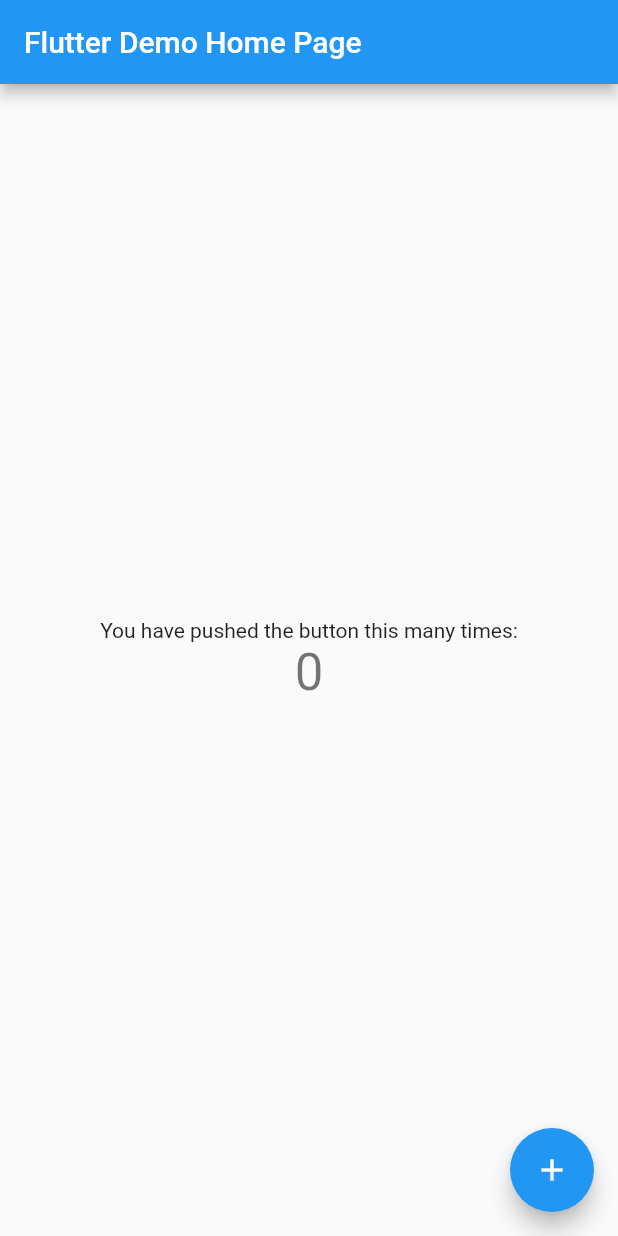
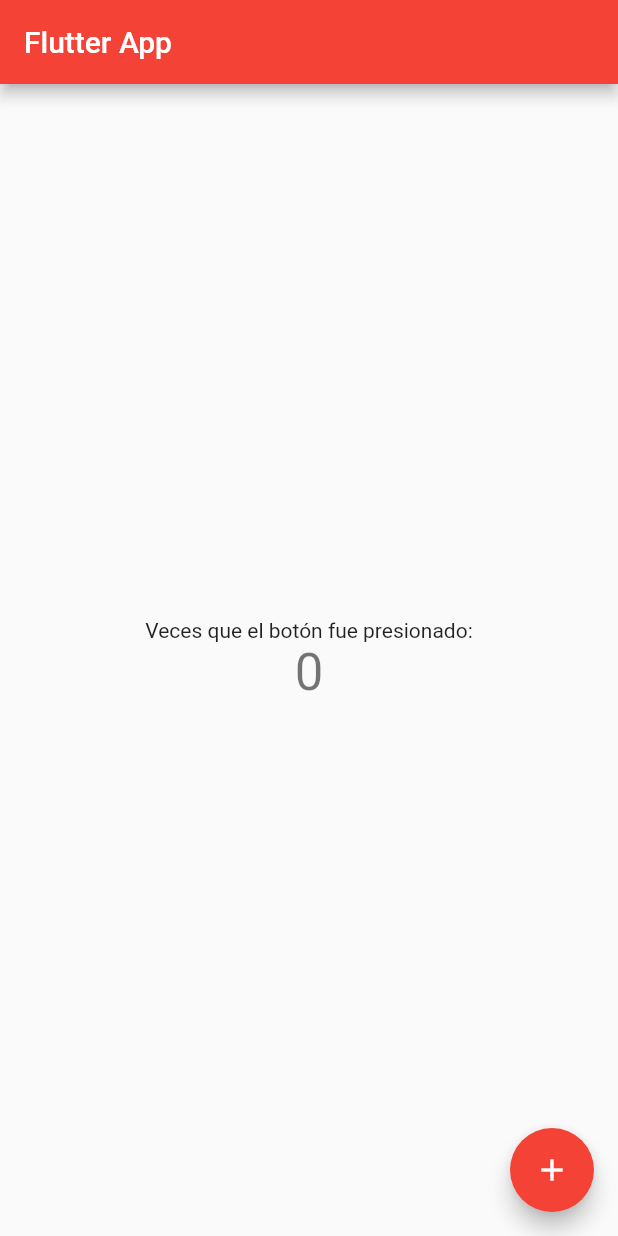
Before and after one commit to brunocoronado49/App-Lomito, a Flutter app: the screen it shows after launch, on a phone screen of 412 x 824 dp. Run offline on Flutter 3.47's test engine with Material 2 defaults, Android fonts, the phone set to English and light mode, and no system bars.

Commit message:
Aplicación modificada ligeramente.

```diff
--- a/lib/main.dart
+++ b/lib/main.dart
@@ -3,42 +3,21 @@ import 'package:flutter/material.dart';
 void main() => runApp(MyApp());
 
 class MyApp extends StatelessWidget {
-  // This widget is the root of your application.
   @override
   Widget build(BuildContext context) {
     return MaterialApp(
       title: 'Flutter Demo',
       theme: ThemeData(
-        // This is the theme of your application.
-        //
-        // Try running your application with "flutter run". You'll see the
-        // application has a blue toolbar. Then, without quitting the app, try
-        // changing the primarySwatch below to Colors.green and then invoke
-        // "hot reload" (press "r" in the console where you ran "flutter run",
-        // or simply save your changes to "hot reload" in a Flutter IDE).
-        // Notice that the counter didn't reset back to zero; the application
-        // is not restarted.
-        primarySwatch: Colors.blue,
+        primarySwatch: Colors.red,
       ),
-      home: MyHomePage(title: 'Flutter Demo Home Page'),
+      home: MyHomePage(title: 'Flutter App'),
     );
   }
 }
 
 class MyHomePage extends StatefulWidget {
   MyHomePage({Key key, this.title}) : super(key: key);
-
-  // This widget is the home page of your application. It is stateful, meaning
-  // that it has a State object (defined below) that contains fields that affect
-  // how it looks.
-
-  // This class is the configuration for the state. It holds the values (in this
-  // case the title) provided by the parent (in this case the App widget) and
-  // used by the build method of the State. Fields in a Widget subclass are
-  // always marked "final".
-
   final String title;
-
   @override
   _MyHomePageState createState() => _MyHomePageState();
 }
@@ -48,52 +27,22 @@ class _MyHomePageState extends State<MyHomePage> {
 
   void _incrementCounter() {
     setState(() {
-      // This call to setState tells the Flutter framework that something has
-      // changed in this State, which causes it to rerun the build method below
-      // so that the display can reflect the updated values. If we changed
-      // _counter without calling setState(), then the build method would not be
-      // called again, and so nothing would appear to happen.
+
       _counter++;
     });
   }
 
   @override
   Widget build(BuildContext context) {
-    // This method is rerun every time setState is called, for instance as done
-    // by the _incrementCounter method above.
-    //
-    // The Flutter framework has been optimized to make rerunning build methods
-    // fast, so that you can just rebuild anything that needs updating rather
-    // than having to individually change instances of widgets.
     return Scaffold(
       appBar: AppBar(
-        // Here we take the value from the MyHomePage object that was created by
-        // the App.build method, and use it to set our appbar title.
         title: Text(widget.title),
       ),
       body: Center(
-        // Center is a layout widget. It takes a single child and positions it
-        // in the middle of the parent.
         child: Column(
-          // Column is also a layout widget. It takes a list of children and
-          // arranges them vertically. By default, it sizes itself to fit its
-          // children horizontally, and tries to be as tall as its parent.
-          //
-          // Invoke "debug painting" (press "p" in the console, choose the
-          // "Toggle Debug Paint" action from the Flutter Inspector in Android
-          // Studio, or the "Toggle Debug Paint" command in Visual Studio Code)
-          // to see the wireframe for each widget.
-          //
-          // Column has various properties to control how it sizes itself and
-          // how it positions its children. Here we use mainAxisAlignment to
-          // center the children vertically; the main axis here is the vertical
-          // axis because Columns are vertical (the cross axis would be
-          // horizontal).
           mainAxisAlignment: MainAxisAlignment.center,
           children: <Widget>[
-            Text(
-              'You have pushed the button this many times:',
-            ),
+            Text( 'Veces que el botón fue presionado:' ),
             Text(
               '$_counter',
               style: Theme.of(context).textTheme.display1,
@@ -105,7 +54,7 @@ class _MyHomePageState extends State<MyHomePage> {
         onPressed: _incrementCounter,
         tooltip: 'Increment',
         child: Icon(Icons.add),
-      ), // This trailing comma makes auto-formatting nicer for build methods.
+      ),
     );
   }
 }
```
